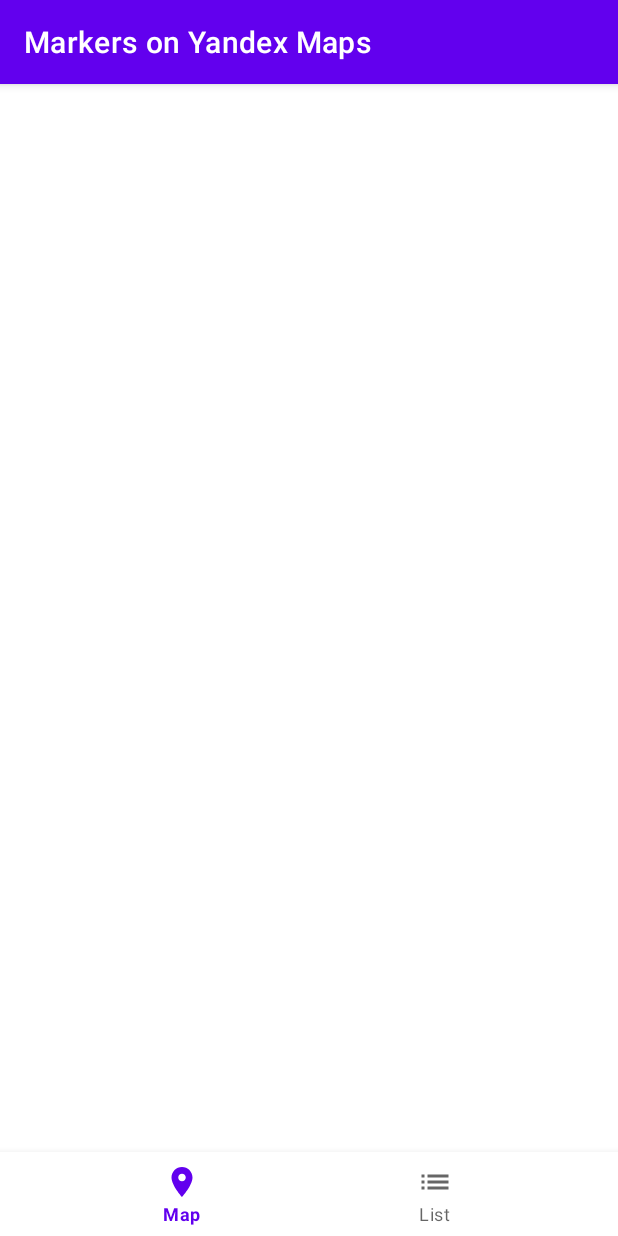
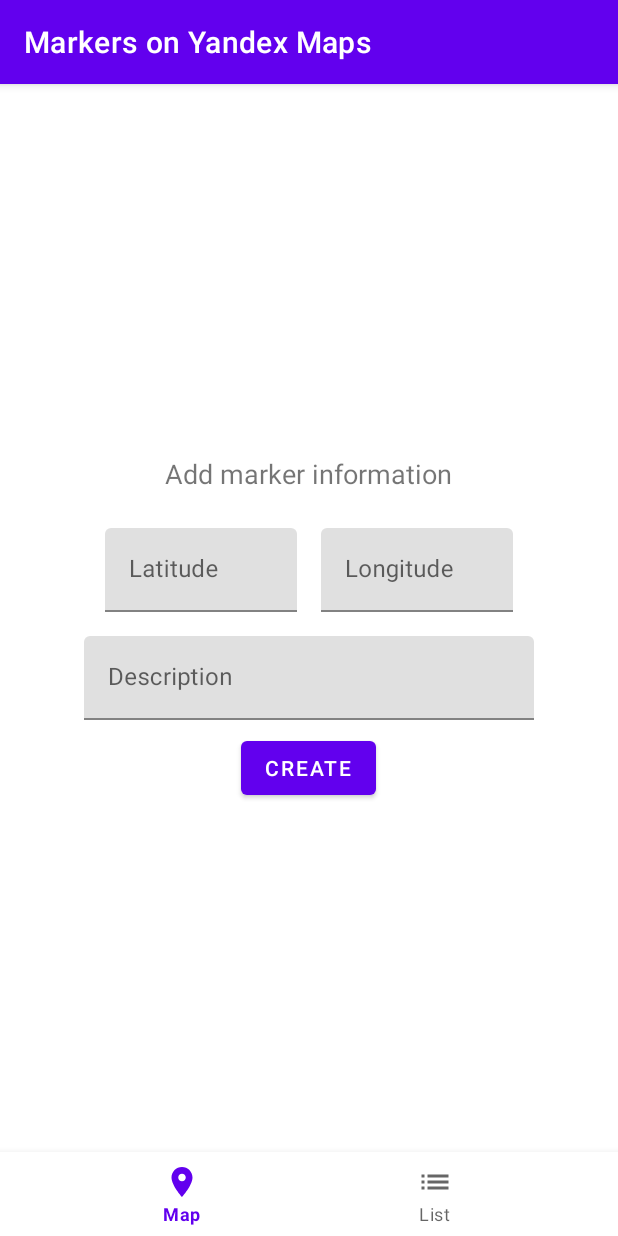
Before and after one commit to NikitaZar/Markers-on-Yandex-Maps, an Android app: the EditFragment screen opened through its navigation route, on a phone screen of 412 x 824 dp. Run offline under Robolectric (Android 15) with nearby library versions, the phone set to English and light mode, and no system bars; our stand-ins replace Dagger/Hilt's generated code; libraries missing offline, so code that uses them is left out: com.yandex.mapkit, com.yandex.runtime; 11 statements that could not run were skipped.

Commit message:
Add marker on map tested Edit text fragment done Issues - crush after viewModel created at EditFragment Issue in binding.bottomNavigation.setOnItemReselectedListener

```diff
--- a/app/build.gradle
+++ b/app/build.gradle
@@ -46,8 +46,8 @@ android {
     dependencies {
         implementation 'androidx.legacy:legacy-support-v4:1.0.0'
         def roomVersion = "2.4.2"
-        def coroutines_version = "1.4.1"
-        def nav_version = "2.4.0"
+        def coroutines_version = "1.6.0"
+        def nav_version = "2.4.2"
         def lifecycle_version = "2.4.1"
         def yandex_maps_version = "4.0.0-lite"
 
--- a/app/src/main/java/ru/maps/markersonyandexmaps/dto/Marker.kt
+++ b/app/src/main/java/ru/maps/markersonyandexmaps/dto/Marker.kt
@@ -3,6 +3,6 @@ package ru.maps.markersonyandexmaps.dto
 data class Marker(
     val id: Long,
     val description: String,
-    val latitude: Float,
-    val longitude: Float,
+    val latitude: Double,
+    val longitude: Double,
 )
--- a/app/src/main/java/ru/maps/markersonyandexmaps/entity/MarkerEntity.kt
+++ b/app/src/main/java/ru/maps/markersonyandexmaps/entity/MarkerEntity.kt
@@ -9,8 +9,8 @@ data class MarkerEntity(
     @PrimaryKey(autoGenerate = true)
     val id: Long,
     val description: String,
-    val latitude: Float,
-    val longitude: Float,
+    val latitude: Double,
+    val longitude: Double,
 ) {
     fun toDto() = Marker(id, description, latitude, longitude)
 
--- a/app/src/main/java/ru/maps/markersonyandexmaps/ui/EditFragment.kt
+++ b/app/src/main/java/ru/maps/markersonyandexmaps/ui/EditFragment.kt
@@ -1,27 +1,54 @@
 package ru.maps.markersonyandexmaps.ui
 
 import android.os.Bundle
-import androidx.fragment.app.Fragment
 import android.view.LayoutInflater
 import android.view.View
 import android.view.ViewGroup
+import androidx.activity.addCallback
+import androidx.fragment.app.Fragment
+import androidx.fragment.app.setFragmentResultListener
+import androidx.fragment.app.viewModels
+import androidx.navigation.fragment.findNavController
 import dagger.hilt.android.AndroidEntryPoint
-import ru.maps.markersonyandexmaps.R
+import ru.maps.markersonyandexmaps.application.GlobalConstants
+import ru.maps.markersonyandexmaps.databinding.FragmentEditBinding
+import ru.maps.markersonyandexmaps.dto.Marker
+import ru.maps.markersonyandexmaps.viewModel.MarkerViewModel
+import kotlin.properties.Delegates
 
 @AndroidEntryPoint
 class EditFragment : Fragment() {
 
-    override fun onCreate(savedInstanceState: Bundle?) {
-        super.onCreate(savedInstanceState)
-    }
+    private var latitude by Delegates.notNull<Double>()
+    private var longitude by Delegates.notNull<Double>()
+    private val viewModel: MarkerViewModel by viewModels(ownerProducer = ::requireParentFragment)
 
     override fun onCreateView(
         inflater: LayoutInflater, container: ViewGroup?,
         savedInstanceState: Bundle?
-    ): View? {
-        return inflater.inflate(R.layout.fragment_edit, container, false)
-    }
+    ): View {
+        val binding = FragmentEditBinding.inflate(layoutInflater)
 
-    companion object {
+        setFragmentResultListener(GlobalConstants.KEY_POINT) { _, bundle ->
+            latitude = bundle.getDouble(GlobalConstants.KEY_LATITUDE)
+            longitude = bundle.getDouble(GlobalConstants.KEY_LONGITUDE)
+            binding.latitude.editText?.setText(String.format("%.7f", latitude))
+            binding.longitude.editText?.setText(String.format("%.7f", longitude))
+        }
+
+        val description = binding.description.text.toString()
+
+        binding.btCreate.setOnClickListener {
+            viewModel.edit(Marker(0, description, latitude, longitude))
+            viewModel.save()
+            findNavController().navigateUp()
+        }
+
+        activity?.onBackPressedDispatcher?.addCallback(viewLifecycleOwner) {
+            viewModel.cancelEdit()
+            findNavController().navigateUp()
+        }
+
+        return binding.root
     }
 }
--- a/app/src/main/java/ru/maps/markersonyandexmaps/ui/MapFragment.kt
+++ b/app/src/main/java/ru/maps/markersonyandexmaps/ui/MapFragment.kt
@@ -9,30 +9,28 @@ import android.util.Log
 import android.view.LayoutInflater
 import android.view.View
 import android.view.ViewGroup
-import android.widget.Toast
 import androidx.activity.result.contract.ActivityResultContracts
-import androidx.appcompat.content.res.AppCompatResources.getDrawable
 import androidx.core.app.ActivityCompat
+import androidx.core.os.bundleOf
 import androidx.fragment.app.Fragment
+import androidx.fragment.app.setFragmentResult
 import androidx.fragment.app.viewModels
+import androidx.navigation.fragment.findNavController
 import com.google.android.gms.location.LocationServices
 import com.yandex.mapkit.Animation
 import com.yandex.mapkit.MapKit
 import com.yandex.mapkit.MapKitFactory
 import com.yandex.mapkit.geometry.Point
-import com.yandex.mapkit.layers.ObjectEvent
 import com.yandex.mapkit.map.CameraPosition
 import com.yandex.mapkit.map.InputListener
 import com.yandex.mapkit.map.Map
 import com.yandex.mapkit.map.MapObjectCollection
 import com.yandex.mapkit.mapview.MapView
 import com.yandex.mapkit.user_location.UserLocationLayer
-import com.yandex.mapkit.user_location.UserLocationObjectListener
-import com.yandex.mapkit.user_location.UserLocationView
 import com.yandex.runtime.image.ImageProvider
-import com.yandex.runtime.ui_view.ViewProvider
 import dagger.hilt.android.AndroidEntryPoint
 import ru.maps.markersonyandexmaps.R
+import ru.maps.markersonyandexmaps.application.GlobalConstants
 import ru.maps.markersonyandexmaps.databinding.FragmentMapBinding
 import ru.maps.markersonyandexmaps.viewModel.MarkerViewModel
 
@@ -51,7 +49,14 @@ class MapFragment : Fragment() {
         }
 
         override fun onMapLongTap(map: Map, point: Point) {
-            drawPlacemark(point, mapObjects)
+            setFragmentResult(
+                GlobalConstants.KEY_POINT,
+                bundleOf(
+                    GlobalConstants.KEY_LATITUDE to point.latitude,
+                    GlobalConstants.KEY_LONGITUDE to point.longitude
+                )
+            )
+            findNavController().navigate(R.id.action_mapFragment_to_editFragment)
         }
     }
 
--- a/app/src/main/res/layout/fragment_edit.xml
+++ b/app/src/main/res/layout/fragment_edit.xml
@@ -1,9 +1,79 @@
 <?xml version="1.0" encoding="utf-8"?>
-<FrameLayout xmlns:android="http://schemas.android.com/apk/res/android"
+<LinearLayout xmlns:android="http://schemas.android.com/apk/res/android"
+    xmlns:app="http://schemas.android.com/apk/res-auto"
     xmlns:tools="http://schemas.android.com/tools"
     android:layout_width="match_parent"
     android:layout_height="match_parent"
+    android:gravity="center"
+    android:orientation="vertical"
+    android:padding="@dimen/common_margin"
     tools:context=".ui.EditFragment">
 
+    <TextView
+        android:id="@+id/title"
+        android:layout_width="wrap_content"
+        android:layout_height="wrap_content"
+        android:layout_margin="@dimen/common_margin"
+        android:text="@string/add_marker_information"
+        android:textSize="18sp" />
 
-</FrameLayout>
+    <LinearLayout
+        android:layout_width="@dimen/space80x"
+        android:layout_height="wrap_content"
+        android:gravity="center"
+        android:orientation="horizontal">
+
+        <com.google.android.material.textfield.TextInputLayout
+            android:id="@+id/latitude"
+            android:layout_width="@dimen/space32x"
+            android:layout_height="wrap_content"
+            android:layout_margin="@dimen/space2x"
+            android:hint="@string/latitude">
+
+            <com.google.android.material.textfield.TextInputEditText
+                android:layout_width="@dimen/space32x"
+                android:layout_height="wrap_content"
+                android:focusable="false"
+                tools:text="50.3000" />
+
+        </com.google.android.material.textfield.TextInputLayout>
+
+        <com.google.android.material.textfield.TextInputLayout
+            android:id="@+id/longitude"
+            android:layout_width="@dimen/space32x"
+            android:layout_height="wrap_content"
+            android:layout_margin="@dimen/space2x"
+            android:hint="@string/longitude">
+
+            <com.google.android.material.textfield.TextInputEditText
+                android:layout_width="@dimen/space32x"
+                android:layout_height="wrap_content"
+                android:layout_gravity="end"
+                android:focusable="false"
+                tools:text="50.8888888" />
+        </com.google.android.material.textfield.TextInputLayout>
+
+    </LinearLayout>
+
+    <com.google.android.material.textfield.TextInputLayout
+        android:layout_width="@dimen/space80x"
+        android:layout_height="wrap_content"
+        android:hint="@string/description">
+
+        <com.google.android.material.textfield.TextInputEditText
+            android:id="@+id/description"
+            android:layout_width="300dp"
+            android:layout_height="wrap_content"
+            android:layout_gravity="center"
+            android:layout_margin="@dimen/space2x"
+            tools:text="description" />
+    </com.google.android.material.textfield.TextInputLayout>
+
+
+    <com.google.android.material.button.MaterialButton
+        android:id="@+id/bt_create"
+        android:layout_width="wrap_content"
+        android:layout_height="wrap_content"
+        android:text="@string/create" />
+
+</LinearLayout>
--- a/app/src/main/res/values/strings.xml
+++ b/app/src/main/res/values/strings.xml
@@ -2,4 +2,9 @@
     <string name="app_name">Markers on Yandex Maps</string>
     <string name="map">Map</string>
     <string name="list">List</string>
+    <string name="latitude">Latitude</string>
+    <string name="longitude">Longitude</string>
+    <string name="description">Description</string>
+    <string name="add_marker_information">Add marker information</string>
+    <string name="create">Create</string>
 </resources>
```
Also changed, not shown: app/src/main/java/ru/maps/markersonyandexmaps/application/GlobalConstants.kt (added, +9 -0 lines), app/src/main/java/ru/maps/markersonyandexmaps/ui/AppActivity.kt (+8 -1 lines), app/src/main/java/ru/maps/markersonyandexmaps/viewModel/MarkerViewModel.kt (+14 -7 lines), app/src/main/res/values/dimen.xml (added, +17 -0 lines), 1 other file.
